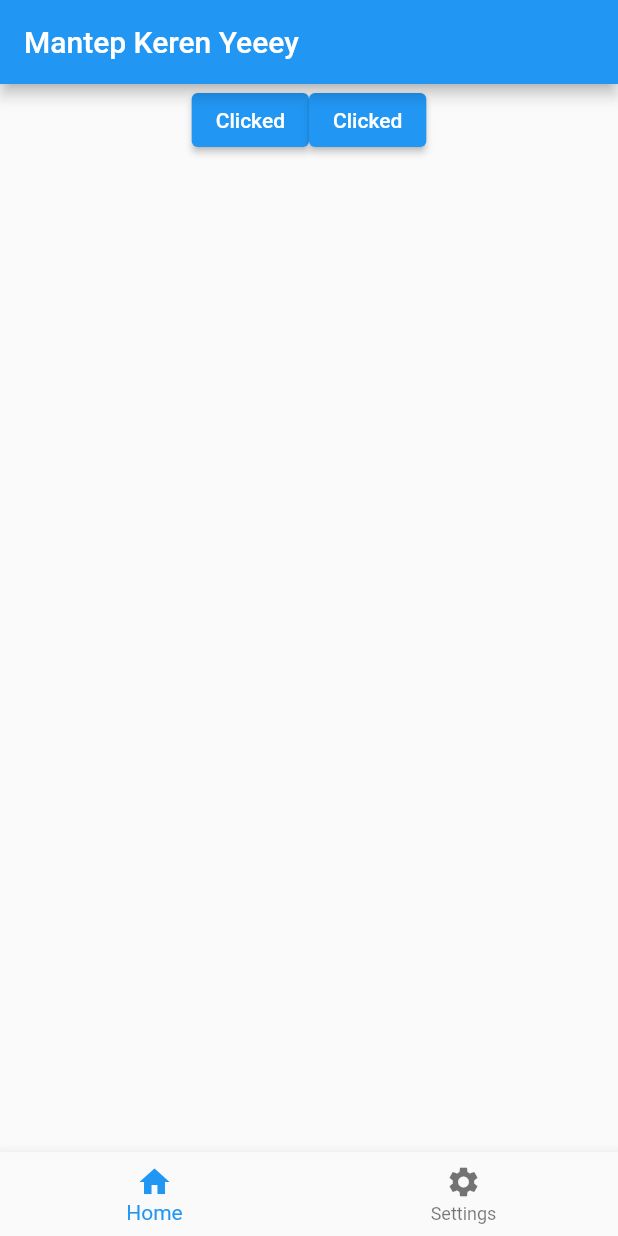
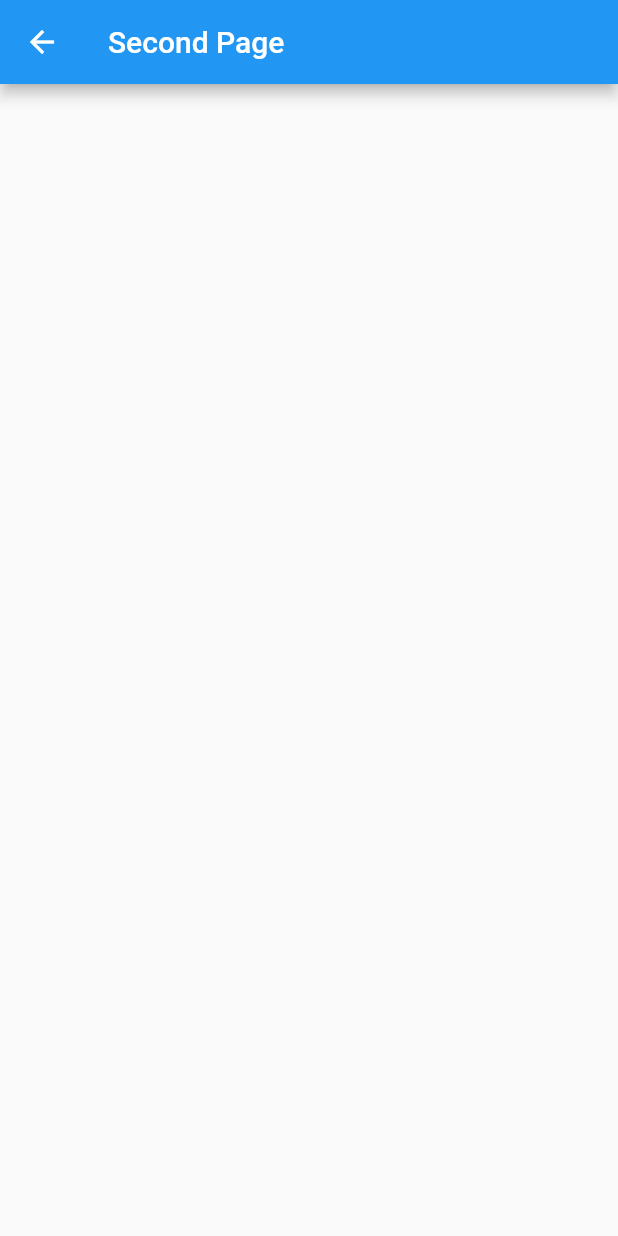
Before and after one commit to riosudarsono/Flutter-Apps, a Flutter app: the screen it shows after launch, after a tap on "Click", on a phone screen of 412 x 824 dp. Run offline on Flutter 3.47's test engine with Material 2 defaults, Android fonts, the light colour scheme and no system bars.

Commit message:
basic flutter

```diff
--- a/lib/main.dart
+++ b/lib/main.dart
@@ -1,6 +1,7 @@
 // import 'dart:ffi';
 
 import 'package:flutter/material.dart';
+import 'secondPage/second_page.dart';
 
 void main() {
   runApp(MyApp());
@@ -14,30 +15,55 @@ class MyApp extends StatefulWidget {
 }
 
 class _MyAppState extends State<MyApp> {
-  String buttonName = 'Click';
-  int currentIndex = 0;
-
   @override
   Widget build(BuildContext context) {
     return MaterialApp(
       debugShowCheckedModeBanner: true,
-      home: Scaffold(
+      home: MainPage(),
+    );
+  }
+}
+
+class MainPage extends StatefulWidget {
+  MainPage({super.key});
+
+  @override
+  State<MainPage> createState() => _MainPageState();
+}
+
+class _MainPageState extends State<MainPage> {
+  String buttonName = 'Click';
+  int currentIndex = 0;
+  bool isClicked = false;
+
+  @override
+  Widget build(BuildContext context) {
+    return Scaffold(
       appBar: AppBar(
         title: const Text('Mantep Keren Yeeey'),
       ),
       body: Center(
-          child: SizedBox(
+        child: currentIndex == 0
+            ? Container(
                 width: double.infinity,
                 height: double.infinity,
+                color: Colors.grey,
                 child: Row(
                   mainAxisAlignment: MainAxisAlignment.center,
-              crossAxisAlignment: CrossAxisAlignment.start,
+                  crossAxisAlignment: CrossAxisAlignment.center,
                   children: [
                     ElevatedButton(
+                      style: ElevatedButton.styleFrom(
+                        onPrimary: Colors.blue,
+                        primary: Colors.white,
+                      ),
                       onPressed: () {
-                    setState(() {
-                      buttonName = 'Clicked';
-                    });
+                        Navigator.of(context).push(
+                          MaterialPageRoute(
+                            builder: (BuildContext context) =>
+                                const SecondPage(),
+                          ),
+                        );
                       },
                       child: Text(buttonName),
                     ),
@@ -51,6 +77,16 @@ class _MyAppState extends State<MyApp> {
                     ),
                   ],
                 ),
+              )
+            : GestureDetector(
+                onTap: () {
+                  setState(() {
+                    isClicked = !isClicked;
+                  });
+                },
+                child: isClicked
+                    ? Image.asset('images/onepiece.jpg')
+                    : Image.asset('images/luffy.jpg'),
               ),
       ),
       bottomNavigationBar: BottomNavigationBar(
@@ -71,7 +107,6 @@ class _MyAppState extends State<MyApp> {
           });
         },
       ),
-      ),
     );
   }
 }
--- /dev/null
+++ b/lib/secondPage/second_page.dart
@@ -0,0 +1,15 @@
+import 'package:flutter/material.dart';
+import '../main.dart';
+
+class SecondPage extends StatelessWidget {
+  const SecondPage({super.key});
+
+  @override
+  Widget build(BuildContext context) {
+    return Scaffold(
+      appBar: AppBar(
+        title: const Text('Second Page'),
+      ),
+    );
+  }
+}
```
Also changed, not shown: pubspec.yaml (+11 -2 lines), images/launcher_icon.png (added), images/luffy.jpg (added), images/onepiece.jpg (added), pubspec.lock, 30 other files. Lines whose indentation alone changed are shown as unchanged.
